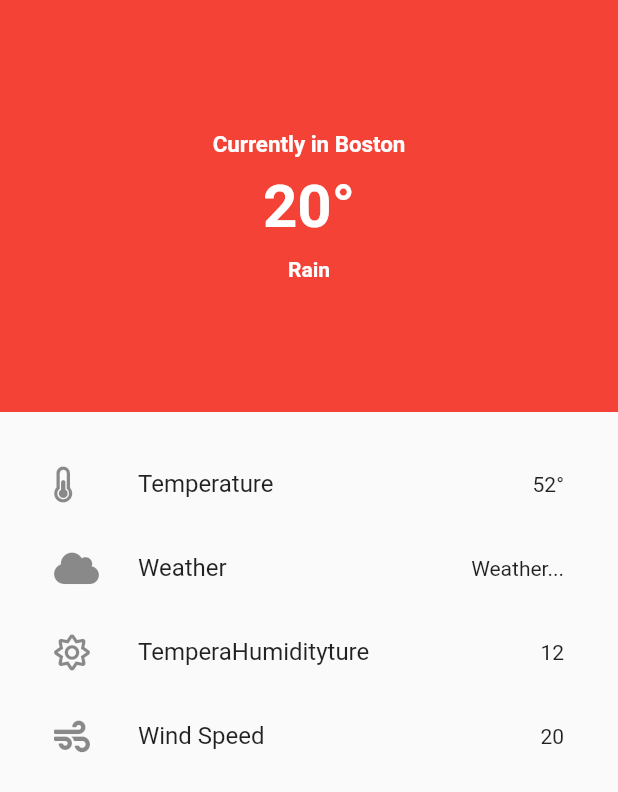
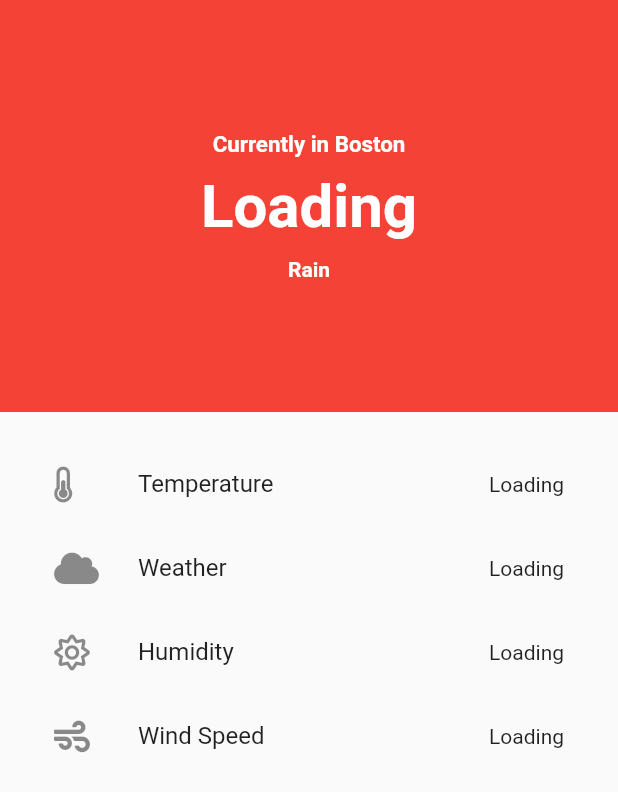
Before and after one commit to Sh0lf/IT-Project-Weather-App, a Flutter app: the screen it shows after launch, on a phone screen of 412 x 824 dp. Shown: the top 792 px of the screen. Run offline on Flutter 3.47's test engine with Material 2 defaults, Android fonts, the phone set to English and light mode, and no system bars; our stand-ins replace font_awesome_flutter; network calls fail.

Commit message:
Updated main code
Modification made 15/11 is there

```diff
--- a/lib/main.dart
+++ b/lib/main.dart
@@ -11,16 +11,6 @@ void main() => runApp(
 );
 
 class Home extends StatefulWidget {
-  var temp;
-  var description;
-  var currently;
-  var humidity;
-  var windSpeed;
-
-  Future getWeather () async {
-    http.Response response = await http.get()
-  }
-
   @override
   State<StatefulWidget> createState() {
     return _HomeState();
@@ -28,6 +18,27 @@ class Home extends StatefulWidget {
 }
 
 class _HomeState extends State<Home> {
+  var temp;
+  var description;
+  var humidity;
+  var windSpeed;
+
+  Future getWeather () async {
+    http.Response response = await http.get(Uri.parse("http://api.weatherapi.com/v1/current.json?key=fea69b4e481a47d5972153151212709&q=paris"));
+    var results = jsonDecode(response.body);
+    setState(() {
+      this.temp = results['current']['temp_c'];
+      this.description = results['current']['condition']['text'];
+      this.humidity = results['current']['humidity'];
+      this.windSpeed = results['current']['wind_kph'];
+    });
+  }
+
+  @override
+  void initState() {
+    super.initState();
+    this.getWeather();
+  }
   @override
   Widget build (BuildContext context) {
     return Scaffold(
@@ -53,7 +64,7 @@ class _HomeState extends State<Home> {
                   ),
                 ),
                 Text(
-                  "20\u00B0",
+                  temp != null ? temp.toString() + "\u00B0" : "Loading",
                   style: TextStyle(
                       color: Colors.white,
                       fontSize: 40.0,
@@ -82,22 +93,22 @@ class _HomeState extends State<Home> {
                   ListTile(
                     leading: FaIcon(FontAwesomeIcons.thermometerHalf),
                     title: Text("Temperature"),
-                    trailing: Text("52\u00B0"),
+                    trailing: Text(temp != null ? temp.toString() + "\u00B0" : "Loading"),
                   ),
                   ListTile(
                     leading: FaIcon(FontAwesomeIcons.cloud),
                     title: Text("Weather"),
-                    trailing: Text("Weather..."),
+                    trailing: Text(description != null ? description.toString() + "\u00B0" : "Loading"),
                   ),
                   ListTile(
                     leading: FaIcon(FontAwesomeIcons.sun),
-                    title: Text("TemperaHumidityture"),
-                    trailing: Text("12"),
+                    title: Text("Humidity"),
+                    trailing: Text(humidity != null ? humidity.toString() + "\u00B0" : "Loading"),
                   ),
                   ListTile(
                     leading: FaIcon(FontAwesomeIcons.wind),
                     title: Text("Wind Speed"),
-                    trailing: Text("20"),
+                    trailing: Text(windSpeed != null ? windSpeed.toString() + "\u00B0" : "Loading"),
                   ),
                 ],
               ),
```
